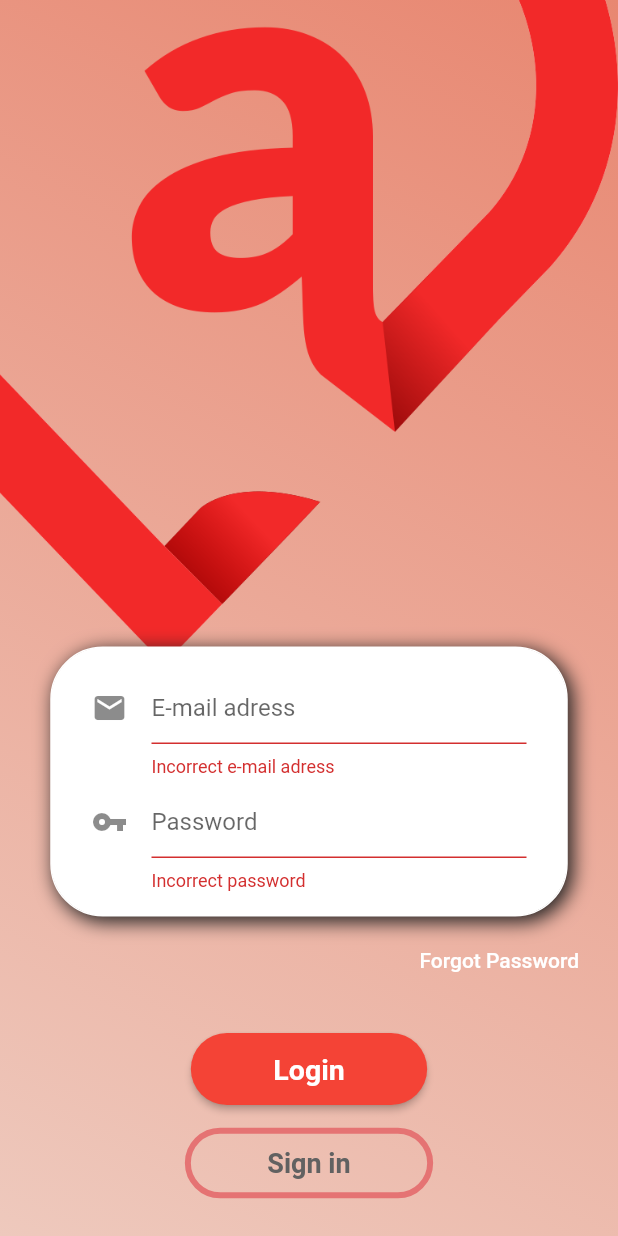
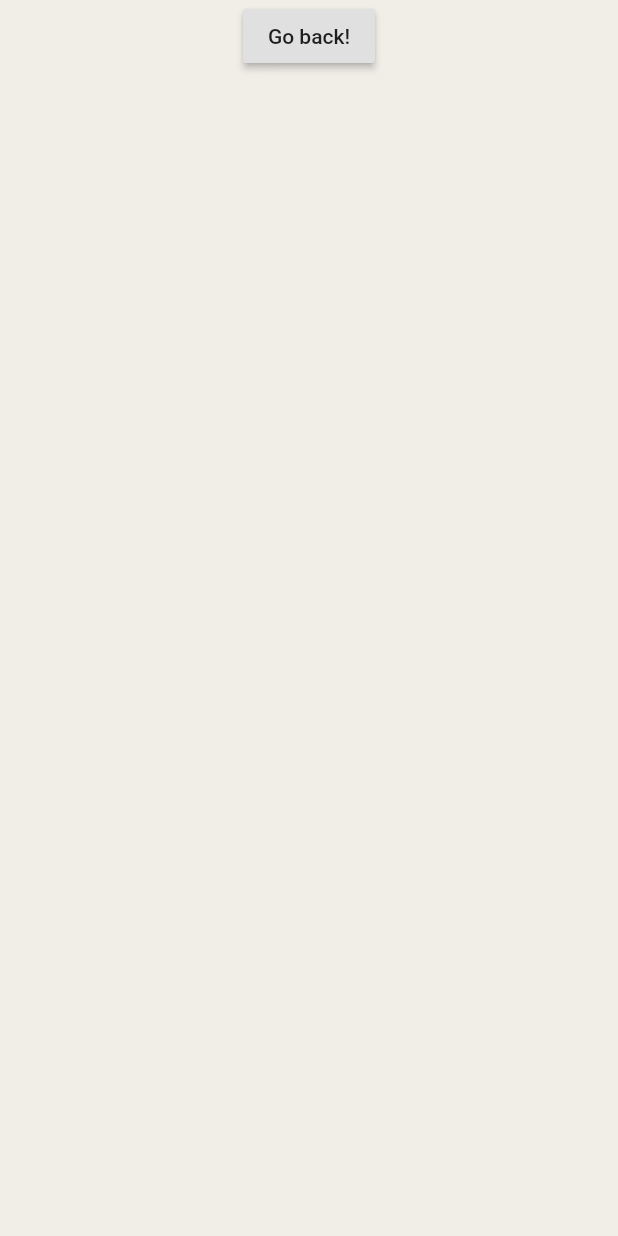
Before and after one commit to GustavoHen12/apostolicare, a Flutter app: the screen it shows after launch, after a tap on "Login", after a tap on "Sign in", on a phone screen of 412 x 824 dp. Run offline on Flutter 3.47's test engine with Material 2 defaults, Android fonts, the light colour scheme and no system bars.

```diff
--- a/apostolicare/lib/screens/login/login.dart
+++ b/apostolicare/lib/screens/login/login.dart
@@ -1,3 +1,4 @@
+import 'package:apostolicare/screens/newUser/questions/firsPage.dart';
 import 'package:apostolicare/widgets/Mainbutton.dart';
 import 'package:apostolicare/widgets/SecundaryButton.dart';
 import 'package:apostolicare/widgets/whiteContainer.dart';
@@ -178,10 +179,8 @@ class LoginFormState extends State<LoginForm> {
           SecundaryButton(
               onPressed: () {
                 //vai para tela de novo usuario
-                if (_formKey.currentState.validate()) {
-                  Scaffold.of(context)
-                      .showSnackBar(SnackBar(content: Text('Processing Data')));
-                }
+                Navigator.push(context,
+                  MaterialPageRoute(builder: (context) => Questions1()));
               },
               child: Text('Sign in',
                           style: TextStyle(fontFamily: 'RobotoMono',
--- /dev/null
+++ b/apostolicare/lib/screens/newUser/questions/firsPage.dart
@@ -0,0 +1,28 @@
+import 'package:flutter/material.dart';
+
+class Questions1 extends StatelessWidget
+{
+  @override
+  Widget build(BuildContext context)
+  {
+    return Scaffold(
+     backgroundColor: Color.fromARGB(255, 241, 238, 231),
+     //backgroundColor: Colors.white,
+      body: Center(
+        child: new SafeArea(
+        child: Column(children: <Widget>[
+
+          RaisedButton(
+                    onPressed: () {
+                      Navigator.pop(context);
+                    },
+                    child: Text('Go back!'),
+                  )
+        ],
+      )
+
+        ),
+      ),
+    );
+  }
+}
```
